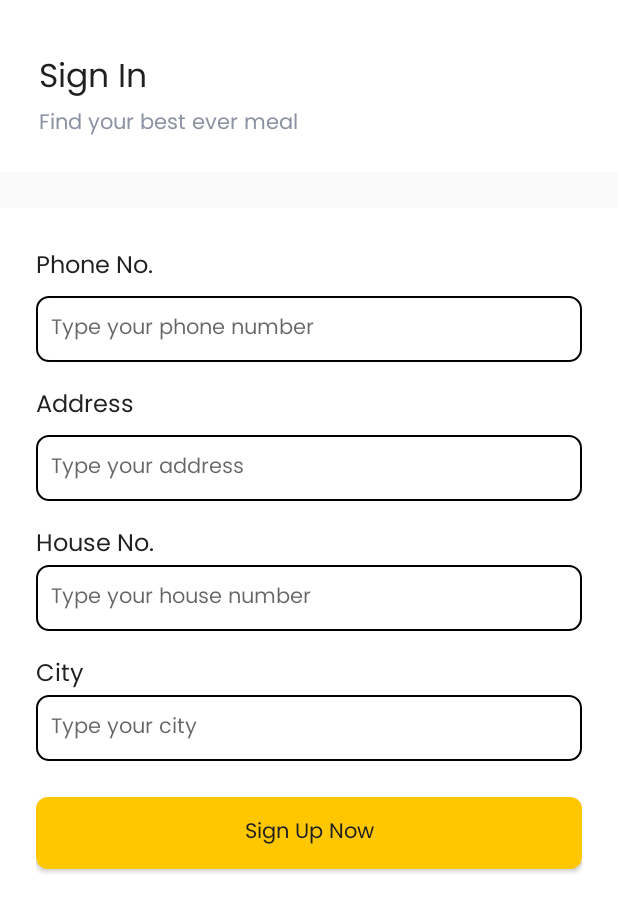
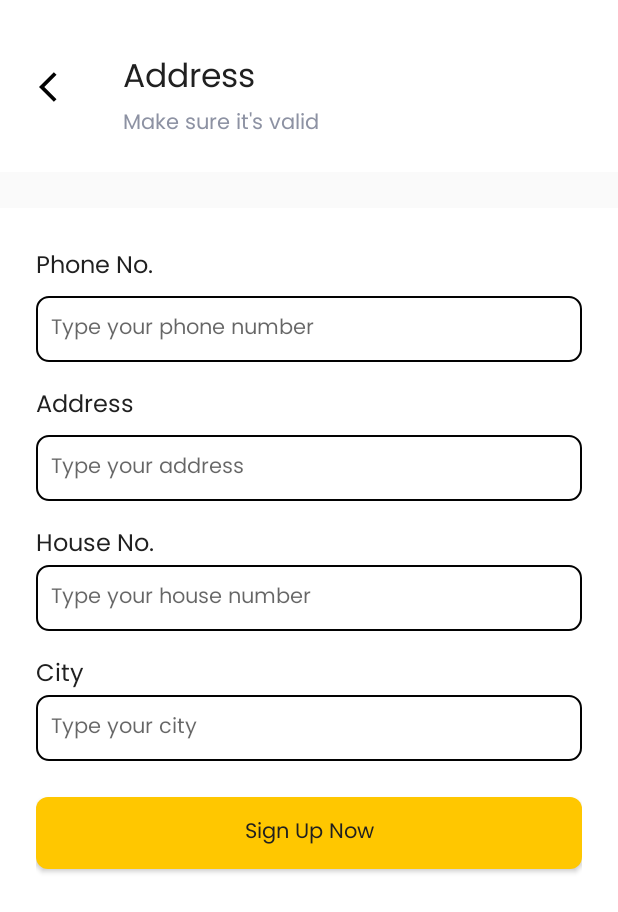
Before and after one commit to HarizahSyawal/FoodAppMarket-Kotlin, an Android app: the SignupFragment screen opened through its navigation route, after a tap on "Continue", on a phone screen of 412 x 824 dp. Shown: the top 912 px of the screen. Run offline under Robolectric (Android 15) with nearby library versions, the phone set to English and light mode, and no system bars; our stand-ins replace data binding.

Commit message:
New Changes :
feat(navigation auth) : signup to signup address and success signup
fix(kotlin synthetic) : add 'kotlin-android-extensions'

```diff
--- a/FrontEnd/app/build.gradle
+++ b/FrontEnd/app/build.gradle
@@ -1,6 +1,7 @@
 plugins {
     id 'com.android.application'
     id 'org.jetbrains.kotlin.android'
+    id 'kotlin-android-extensions'
 }
 
 android {
--- a/FrontEnd/app/src/main/java/com/hariz/foodmarketapp/ui/auth/AuthActivity.kt
+++ b/FrontEnd/app/src/main/java/com/hariz/foodmarketapp/ui/auth/AuthActivity.kt
@@ -2,9 +2,11 @@ package com.hariz.foodmarketapp.ui.auth
 
 import androidx.appcompat.app.AppCompatActivity
 import android.os.Bundle
+import android.view.View
 import androidx.navigation.NavOptions
 import androidx.navigation.Navigation
 import com.hariz.foodmarketapp.R
+import kotlinx.android.synthetic.main.layout_toolbar.*
 
 class AuthActivity : AppCompatActivity() {
     override fun onCreate(savedInstanceState: Bundle?) {
@@ -13,7 +15,7 @@ class AuthActivity : AppCompatActivity() {
 
         val pageRequest = intent.getIntExtra("page_request",0)
         if (pageRequest == 2) {
-           // toolbarSignUp()
+           toolbarSignUp()
             val navOptions = NavOptions.Builder()
                 .setPopUpTo(R.id.fragmentSignIn, true)
                 .build()
@@ -22,4 +24,21 @@ class AuthActivity : AppCompatActivity() {
                 .navigate(R.id.fragmentSignUp, null, navOptions)
         }
     }
+    fun toolbarSignUp() {
+        toolbar.title = "Sign Up"
+        toolbar.subtitle = "Register and eat"
+        toolbar.navigationIcon = resources.getDrawable(R.drawable.ic_arrow_back_000, null)
+        toolbar.setNavigationOnClickListener { onBackPressed() }
+    }
+
+    fun toolbarSignUpAddress() {
+        toolbar.title = "Address"
+        toolbar.subtitle = "Make sure it's valid"
+        toolbar.navigationIcon = resources.getDrawable(R.drawable.ic_arrow_back_000, null)
+        toolbar.setNavigationOnClickListener { onBackPressed() }
+    }
+
+    fun toolbarSignUpSuccess() {
+        toolbar.visibility = View.GONE
+    }
 }
--- a/FrontEnd/app/src/main/java/com/hariz/foodmarketapp/ui/auth/signup/SignupAddressFragment.kt
+++ b/FrontEnd/app/src/main/java/com/hariz/foodmarketapp/ui/auth/signup/SignupAddressFragment.kt
@@ -4,15 +4,30 @@ import android.os.Bundle
 import android.view.LayoutInflater
 import android.view.View
 import android.view.ViewGroup
+import androidx.databinding.DataBindingUtil
 import androidx.fragment.app.Fragment
+import androidx.navigation.Navigation
 import com.hariz.foodmarketapp.R
+import com.hariz.foodmarketapp.databinding.FragmentSignupAddressBinding
+import com.hariz.foodmarketapp.databinding.FragmentSignupBinding
+import com.hariz.foodmarketapp.ui.auth.AuthActivity
 
 class SignupAddressFragment : Fragment() {
+    private lateinit var binding: FragmentSignupAddressBinding
     override fun onCreateView(
         inflater: LayoutInflater, container: ViewGroup?,
         savedInstanceState: Bundle?
     ): View? {
         // Inflate the layout for this fragment
-        return inflater.inflate(R.layout.fragment_signup_address, container, false)
+        //return inflater.inflate(R.layout.fragment_signup_address, container, false)
+        binding = DataBindingUtil.inflate(inflater, R.layout.fragment_signup_address, container, false)
+        // Set the click listener using data binding
+        binding.btnSignUpNow.setOnClickListener {
+            Navigation.findNavController(it)
+                .navigate(R.id.action_signup_success, null)
+            (activity as AuthActivity).toolbarSignUpAddress()
+        }
+
+        return binding.root
     }
 }
--- a/FrontEnd/app/src/main/java/com/hariz/foodmarketapp/ui/auth/signup/SignupFragment.kt
+++ b/FrontEnd/app/src/main/java/com/hariz/foodmarketapp/ui/auth/signup/SignupFragment.kt
@@ -9,7 +9,6 @@ import androidx.databinding.DataBindingUtil
 import androidx.fragment.app.Fragment
 import androidx.navigation.Navigation
 import com.hariz.foodmarketapp.R
-import com.hariz.foodmarketapp.databinding.FragmentSigninBinding
 import com.hariz.foodmarketapp.databinding.FragmentSignupBinding
 import com.hariz.foodmarketapp.ui.auth.AuthActivity
 
@@ -25,7 +24,8 @@ class SignupFragment : Fragment() {
         // Set the click listener using data binding
         binding.btnContinue.setOnClickListener {
             Navigation.findNavController(it)
-                .navigate(R.id.fragmentSignUpAdress, null)
+                .navigate(R.id.action_signup_address, null)
+            (activity as AuthActivity).toolbarSignUpAddress()
         }
 
         return binding.root
--- a/FrontEnd/app/src/main/res/layout/fragment_signup_address.xml
+++ b/FrontEnd/app/src/main/res/layout/fragment_signup_address.xml
@@ -1,6 +1,6 @@
 <?xml version="1.0" encoding="utf-8"?>
-<LinearLayout xmlns:android="http://schemas.android.com/apk/res/android"
-    xmlns:tools="http://schemas.android.com/tools"
+<layout xmlns:android="http://schemas.android.com/apk/res/android">
+<LinearLayout xmlns:tools="http://schemas.android.com/tools"
     android:layout_width="match_parent"
     android:layout_height="match_parent"
     android:background="#FFF"
@@ -88,3 +88,4 @@
 
 
 </LinearLayout>
+</layout>
--- a/FrontEnd/app/src/main/res/navigation/nav_auth.xml
+++ b/FrontEnd/app/src/main/res/navigation/nav_auth.xml
@@ -8,25 +8,25 @@
     <fragment android:id="@+id/fragmentSignIn"
         android:name="com.hariz.foodmarketapp.ui.auth.signin.SigninFragment"
         tools:layout="@layout/fragment_signin">
-        <action
-            android:id="@+id/action_fragmentSignIn_to_fragmentSignUp"
-            app:destination="@id/fragmentSignUp" />
+
+        <action android:id="@+id/action_signup"
+            app:destination="@id/fragmentSignUp"/>
     </fragment>
 
     <fragment android:id="@+id/fragmentSignUp"
         android:name="com.hariz.foodmarketapp.ui.auth.signup.SignupFragment"
         tools:layout="@layout/fragment_signup">
-        <action
-            android:id="@+id/action_fragmentSignUp_to_fragmentSignUpAdress"
-            app:destination="@id/fragmentSignUpAdress" />
+
+        <action android:id="@+id/action_signup_address"
+            app:destination="@id/fragmentSignUpAdress"/>
     </fragment>
 
     <fragment android:id="@+id/fragmentSignUpAdress"
         android:name="com.hariz.foodmarketapp.ui.auth.signup.SignupAddressFragment"
         tools:layout="@layout/fragment_signup_address">
-        <action
-            android:id="@+id/action_fragmentSignUpAdress_to_fragmentSignUpSuccess"
-            app:destination="@id/fragmentSignUpSuccess" />
+
+        <action android:id="@+id/action_signup_success"
+            app:destination="@id/fragmentSignUpSuccess"/>
     </fragment>
 
     <fragment android:id="@+id/fragmentSignUpSuccess"
```
